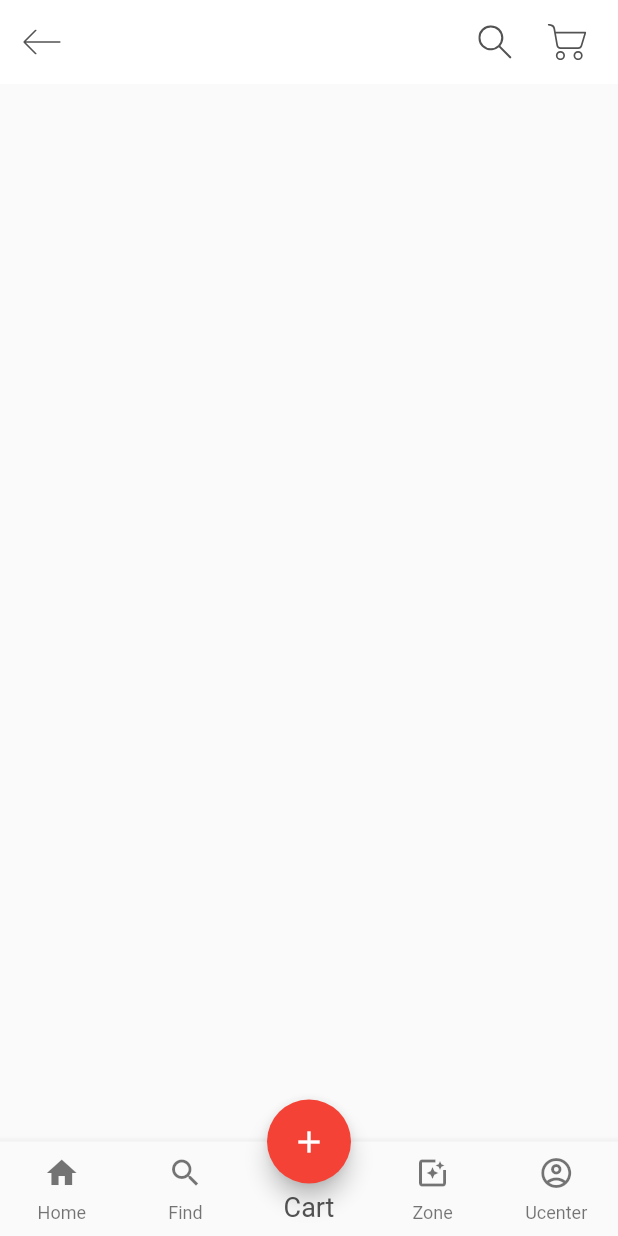
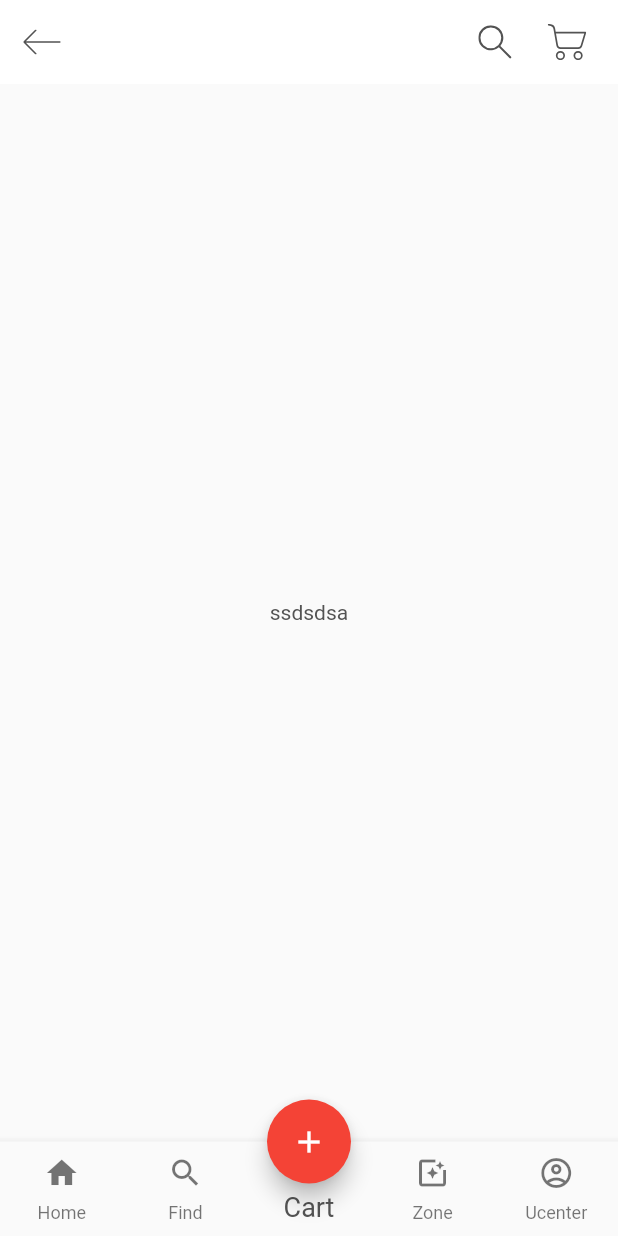
Before and after one commit to cetlewa/buaaCourse_2021, a Flutter app: the screen it shows after launch, on a phone screen of 412 x 824 dp. Run offline on Flutter 3.47's test engine with Material 2 defaults, Android fonts, the light colour scheme and no system bars; our stand-ins replace flutter_svg, fluttertoast.

Commit message:
跟个鬼一样的跳转

```diff
--- a/lib/screens/home/home_screen.dart
+++ b/lib/screens/home/home_screen.dart
@@ -1,3 +1,4 @@
+import 'package:buaacourse/screens/home/user.dart';
 import 'package:flutter/material.dart';
 import 'package:flutter/rendering.dart';
 import 'package:flutter_svg/svg.dart';
@@ -7,7 +8,7 @@ import 'package:buaacourse/constants.dart';
 //底部的索引
 int _selectedIndex = 2;
 // 创建数组引入页面
-List pglist = [];
+List pageList = [User(),User(),User(),User(),User()];
 
 class HomeScreen extends StatelessWidget {
   @override
@@ -17,6 +18,7 @@ class HomeScreen extends StatelessWidget {
       bottomNavigationBar: buildBottomNavigationBar(),
       floatingActionButton: buildFloatingActionButton(),
       floatingActionButtonLocation: FloatingActionButtonLocation.centerDocked,
+      body: pageList[_selectedIndex],
     );
   }
 
@@ -97,6 +99,6 @@ class HomeScreen extends StatelessWidget {
   }
 
   void _onItemTapped(int index) {
-    _selectedIndex = index;
+      _selectedIndex = index;
   }
 }
--- /dev/null
+++ b/lib/screens/home/user.dart
@@ -0,0 +1,13 @@
+import 'package:flutter/cupertino.dart';
+import 'package:flutter/material.dart';
+
+class User extends StatelessWidget {
+  @override
+  Widget build(BuildContext context) {
+    return Scaffold(
+      body: new Center(
+        child: Text("ssdsdsa"),
+      ),
+    );
+  }
+}
```
